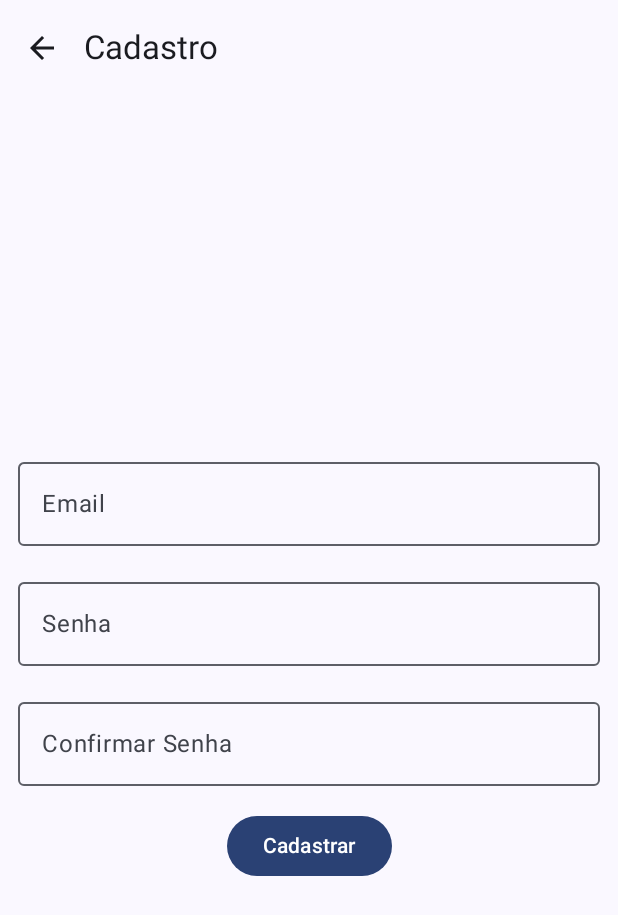
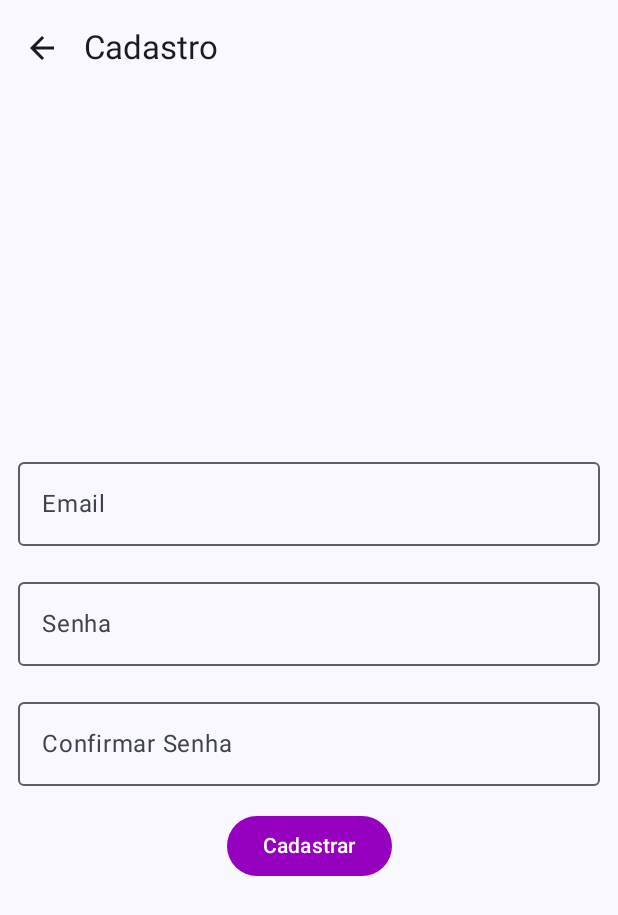
Before and after one commit to Bemo-Hackathon/MeBo, an Android app built with Jetpack Compose: the SignUpScreen screen opened through its navigation route, on a phone screen of 412 x 824 dp. Shown: the top 915 px of the screen. Run offline under Robolectric (Android 15) with nearby library versions, the phone set to English and light mode, and no system bars; our stand-ins replace Dagger/Hilt's generated code, Firebase (no records; nobody signed in at launch, a user with empty details on screens opened directly).

Commit message:
jogando chatscreen para uma uiState

```diff
--- a/app/src/main/java/com/example/bemo/data/models/CustomerRequest.kt
+++ b/app/src/main/java/com/example/bemo/data/models/CustomerRequest.kt
@@ -21,6 +21,6 @@ data class CustomerRequest(
 }
 
 data class CustomerResponse(
-    @SerializedName("payment_notification")
+    @SerializedName("response")
     val response: String
 )
--- a/app/src/main/java/com/example/bemo/ui/screens/SignInScreen.kt
+++ b/app/src/main/java/com/example/bemo/ui/screens/SignInScreen.kt
@@ -5,7 +5,6 @@ import androidx.compose.runtime.Composable
 import androidx.compose.ui.Modifier
 import androidx.compose.ui.tooling.preview.Preview
 import androidx.compose.foundation.layout.Arrangement
-import androidx.compose.foundation.layout.Box
 import androidx.compose.foundation.layout.Column
 import androidx.compose.foundation.layout.Spacer
 import androidx.compose.foundation.layout.fillMaxSize
@@ -15,6 +14,7 @@ import androidx.compose.foundation.layout.padding
 import androidx.compose.foundation.layout.size
 import androidx.compose.foundation.shape.RoundedCornerShape
 import androidx.compose.material3.Button
+import androidx.compose.material3.ButtonDefaults
 import androidx.compose.material3.ExperimentalMaterial3Api
 import androidx.compose.material3.Icon
 import androidx.compose.material3.OutlinedTextField
@@ -23,6 +23,7 @@ import androidx.compose.material3.Text
 import androidx.compose.material3.TopAppBar
 import androidx.compose.ui.Alignment
 import androidx.compose.ui.ExperimentalComposeUiApi
+import androidx.compose.ui.res.colorResource
 import androidx.compose.ui.res.painterResource
 import androidx.compose.ui.text.input.PasswordVisualTransformation
 import androidx.compose.ui.text.input.VisualTransformation
@@ -53,12 +54,6 @@ fun SignInScreen(
             verticalArrangement = Arrangement.Center,
             horizontalAlignment = Alignment.CenterHorizontally
         ) {
-            if (!uiState.error.isNullOrEmpty()) {
-                Box(modifier = Modifier.fillMaxSize(), contentAlignment = Alignment.Center) {
-
-                    Text("Error: ${uiState.error}")
-                }
-            }
             OutlinedTextField(
                 value = uiState.email,
                 onValueChange = uiState.onEmailChange,
@@ -74,9 +69,11 @@ fun SignInScreen(
                     Text("Senha")
                 },
                 trailingIcon = {
-                    val trailingIconModifier = Modifier.clickable {
-                        uiState.onTogglePasswordVisibility()
-                    }.size(24.dp)
+                    val trailingIconModifier = Modifier
+                        .clickable {
+                            uiState.onTogglePasswordVisibility()
+                        }
+                        .size(24.dp)
                     when (uiState.isShowPassword) {
                         true -> {
                             Icon(
@@ -99,11 +96,15 @@ fun SignInScreen(
                 }
             )
             Spacer(modifier = Modifier.height(16.dp))
-            Button(onClick = { onSignInClick() }) {
+            Button(
+                colors = ButtonDefaults.buttonColors(containerColor = colorResource(R.color.purple_chat)),
+                onClick = { onSignInClick() }) {
                 Text("Sign In")
             }
             Spacer(modifier = Modifier.height(16.dp))
-            Button(onClick = { onSignUpClick() }) {
+            Button(
+                colors = ButtonDefaults.buttonColors(containerColor = colorResource(R.color.purple_chat)),
+                onClick = { onSignUpClick() }) {
                 Text("Sign Up")
             }
         }
--- a/app/src/main/java/com/example/bemo/ui/screens/SignUpScreen.kt
+++ b/app/src/main/java/com/example/bemo/ui/screens/SignUpScreen.kt
@@ -12,6 +12,7 @@ import androidx.compose.foundation.layout.wrapContentSize
 import androidx.compose.material.icons.Icons
 import androidx.compose.material.icons.automirrored.filled.ArrowBack
 import androidx.compose.material3.Button
+import androidx.compose.material3.ButtonDefaults
 import androidx.compose.material3.ExperimentalMaterial3Api
 import androidx.compose.material3.Icon
 import androidx.compose.material3.IconButton
@@ -23,9 +24,11 @@ import androidx.compose.runtime.Composable
 import androidx.compose.ui.Alignment
 import androidx.compose.ui.Modifier
 import androidx.compose.ui.graphics.Color
+import androidx.compose.ui.res.colorResource
 import androidx.compose.ui.text.input.PasswordVisualTransformation
 import androidx.compose.ui.tooling.preview.Preview
 import androidx.compose.ui.unit.dp
+import com.example.bemo.R
 import com.example.bemo.ui.states.SignUpUiState
 
 
@@ -96,7 +99,9 @@ fun SignUpScreen(
                     .padding(horizontal = 12.dp)
             )
             Spacer(modifier = Modifier.height(16.dp))
-            Button(onClick = { onSignUpClick() }) {
+            Button(
+                colors = ButtonDefaults.buttonColors(containerColor = colorResource(R.color.purple_chat)),
+                onClick = { onSignUpClick() }) {
                 Text("Cadastrar")
             }
         }
--- /dev/null
+++ b/app/src/main/java/com/example/bemo/ui/states/ChatUiState.kt
@@ -0,0 +1,6 @@
+package com.example.bemo.ui.states
+
+data class ChatUiState(
+    val messages: MutableList<String> = mutableListOf(),
+    var paymentResponse: String? = null
+)
```
Also changed, not shown: app/src/main/java/com/example/bemo/ui/navigation/ChatBotNavigation.kt (+9 -1 lines), app/src/main/java/com/example/bemo/ui/screens/ChatBotScreen.kt (+19 -12 lines), app/src/main/java/com/example/bemo/viewmodels/ChatViewModel.kt (+19 -3 lines).
